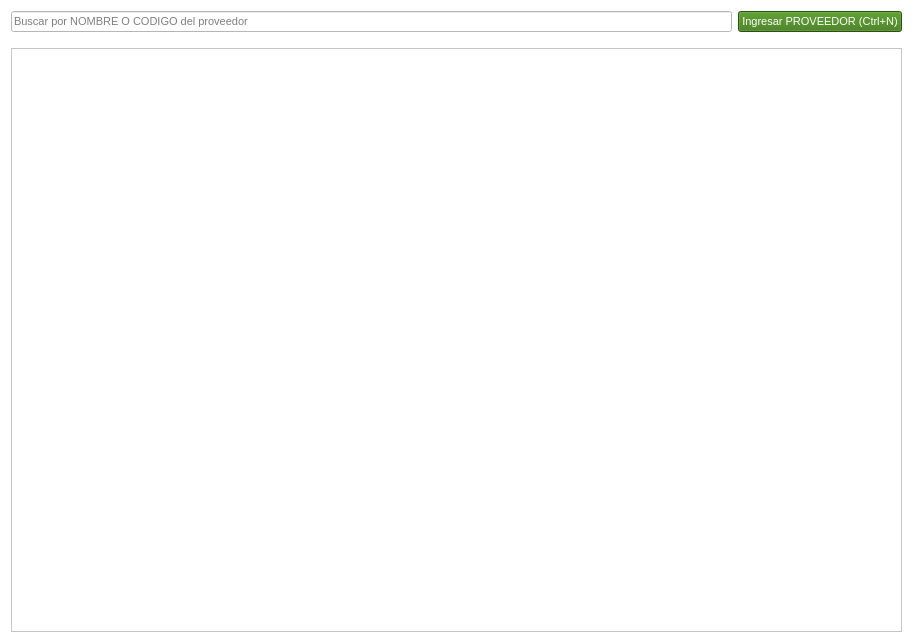
shae-ra/sindicato, file gui/listas/listaProveedores.ui: the form before one commit.
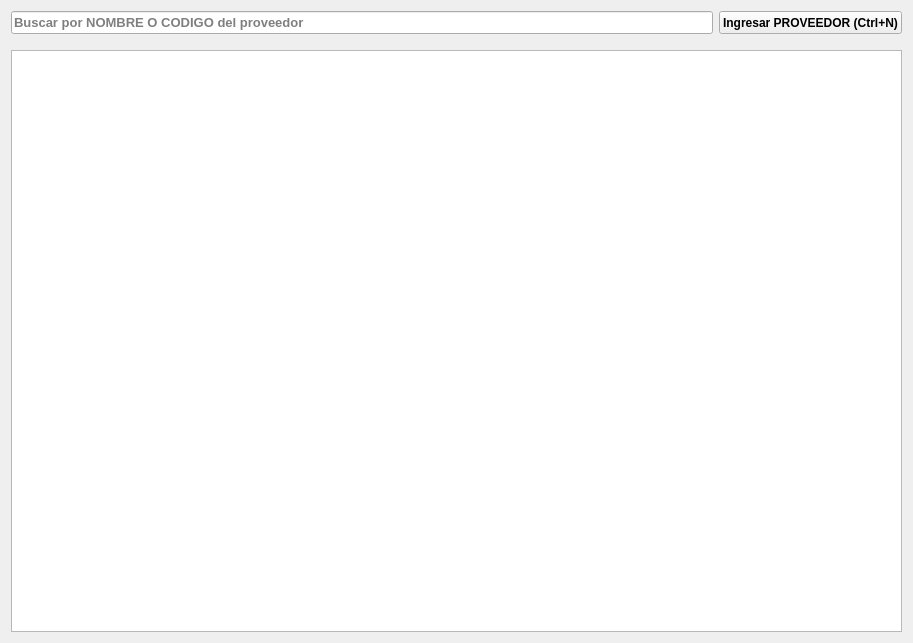
The form after the commit. Icons and pictures are not drawn.

What changed in the file:
```diff
--- a/gui/listas/listaProveedores.ui
+++ b/gui/listas/listaProveedores.ui
@@ -10,421 +10,6 @@
     <height>643</height>
    </rect>
   </property>
-  <property name="palette">
-   <palette>
-    <active>
-     <colorrole role="WindowText">
-      <brush brushstyle="SolidPattern">
-       <color alpha="255">
-        <red>0</red>
-        <green>0</green>
-        <blue>0</blue>
-       </color>
-      </brush>
-     </colorrole>
-     <colorrole role="Button">
-      <brush brushstyle="SolidPattern">
-       <color alpha="255">
-        <red>255</red>
-        <green>255</green>
-        <blue>255</blue>
-       </color>
-      </brush>
-     </colorrole>
-     <colorrole role="Light">
-      <brush brushstyle="SolidPattern">
-       <color alpha="255">
-        <red>255</red>
-        <green>255</green>
-        <blue>255</blue>
-       </color>
-      </brush>
-     </colorrole>
-     <colorrole role="Midlight">
-      <brush brushstyle="SolidPattern">
-       <color alpha="255">
-        <red>255</red>
-        <green>255</green>
-        <blue>255</blue>
-       </color>
-      </brush>
-     </colorrole>
-     <colorrole role="Dark">
-      <brush brushstyle="SolidPattern">
-       <color alpha="255">
-        <red>127</red>
-        <green>127</green>
-        <blue>127</blue>
-       </color>
-      </brush>
-     </colorrole>
-     <colorrole role="Mid">
-      <brush brushstyle="SolidPattern">
-       <color alpha="255">
-        <red>170</red>
-        <green>170</green>
-        <blue>170</blue>
-       </color>
-      </brush>
-     </colorrole>
-     <colorrole role="Text">
-      <brush brushstyle="SolidPattern">
-       <color alpha="255">
-        <red>0</red>
-        <green>0</green>
-        <blue>0</blue>
-       </color>
-      </brush>
-     </colorrole>
-     <colorrole role="BrightText">
-      <brush brushstyle="SolidPattern">
-       <color alpha="255">
-        <red>255</red>
-        <green>255</green>
-        <blue>255</blue>
-       </color>
-      </brush>
-     </colorrole>
-     <colorrole role="ButtonText">
-      <brush brushstyle="SolidPattern">
-       <color alpha="255">
-        <red>0</red>
-        <green>0</green>
-        <blue>0</blue>
-       </color>
-      </brush>
-     </colorrole>
-     <colorrole role="Base">
-      <brush brushstyle="SolidPattern">
-       <color alpha="255">
-        <red>255</red>
-        <green>255</green>
-        <blue>255</blue>
-       </color>
-      </brush>
-     </colorrole>
-     <colorrole role="Window">
-      <brush brushstyle="SolidPattern">
-       <color alpha="255">
-        <red>255</red>
-        <green>255</green>
-        <blue>255</blue>
-       </color>
-      </brush>
-     </colorrole>
-     <colorrole role="Shadow">
-      <brush brushstyle="SolidPattern">
-       <color alpha="255">
-        <red>0</red>
-        <green>0</green>
-        <blue>0</blue>
-       </color>
-      </brush>
-     </colorrole>
-     <colorrole role="AlternateBase">
-      <brush brushstyle="SolidPattern">
-       <color alpha="255">
-        <red>255</red>
-        <green>255</green>
-        <blue>255</blue>
-       </color>
-      </brush>
-     </colorrole>
-     <colorrole role="ToolTipBase">
-      <brush brushstyle="SolidPattern">
-       <color alpha="255">
-        <red>255</red>
-        <green>255</green>
-        <blue>220</blue>
-       </color>
-      </brush>
-     </colorrole>
-     <colorrole role="ToolTipText">
-      <brush brushstyle="SolidPattern">
-       <color alpha="255">
-        <red>0</red>
-        <green>0</green>
-        <blue>0</blue>
-       </color>
-      </brush>
-     </colorrole>
-    </active>
-    <inactive>
-     <colorrole role="WindowText">
-      <brush brushstyle="SolidPattern">
-       <color alpha="255">
-        <red>0</red>
-        <green>0</green>
-        <blue>0</blue>
-       </color>
-      </brush>
-     </colorrole>
-     <colorrole role="Button">
-      <brush brushstyle="SolidPattern">
-       <color alpha="255">
-        <red>255</red>
-        <green>255</green>
-        <blue>255</blue>
-       </color>
-      </brush>
-     </colorrole>
-     <colorrole role="Light">
-      <brush brushstyle="SolidPattern">
-       <color alpha="255">
-        <red>255</red>
-        <green>255</green>
-        <blue>255</blue>
-       </color>
-      </brush>
-     </colorrole>
-     <colorrole role="Midlight">
-      <brush brushstyle="SolidPattern">
-       <color alpha="255">
-        <red>255</red>
-        <green>255</green>
-        <blue>255</blue>
-       </color>
-      </brush>
-     </colorrole>
-     <colorrole role="Dark">
-      <brush brushstyle="SolidPattern">
-       <color alpha="255">
-        <red>127</red>
-        <green>127</green>
-        <blue>127</blue>
-       </color>
-      </brush>
-     </colorrole>
-     <colorrole role="Mid">
-      <brush brushstyle="SolidPattern">
-       <color alpha="255">
-        <red>170</red>
-        <green>170</green>
-        <blue>170</blue>
-       </color>
-      </brush>
-     </colorrole>
-     <colorrole role="Text">
-      <brush brushstyle="SolidPattern">
-       <color alpha="255">
-        <red>0</red>
-        <green>0</green>
-        <blue>0</blue>
-       </color>
-      </brush>
-     </colorrole>
-     <colorrole role="BrightText">
-      <brush brushstyle="SolidPattern">
-       <color alpha="255">
-        <red>255</red>
-        <green>255</green>
-        <blue>255</blue>
-       </color>
-      </brush>
-     </colorrole>
-     <colorrole role="ButtonText">
-      <brush brushstyle="SolidPattern">
-       <color alpha="255">
-        <red>0</red>
-        <green>0</green>
-        <blue>0</blue>
-       </color>
-      </brush>
-     </colorrole>
-     <colorrole role="Base">
-      <brush brushstyle="SolidPattern">
-       <color alpha="255">
-        <red>255</red>
-        <green>255</green>
-        <blue>255</blue>
-       </color>
-      </brush>
-     </colorrole>
-     <colorrole role="Window">
-      <brush brushstyle="SolidPattern">
-       <color alpha="255">
-        <red>255</red>
-        <green>255</green>
-        <blue>255</blue>
-       </color>
-      </brush>
-     </colorrole>
-     <colorrole role="Shadow">
-      <brush brushstyle="SolidPattern">
-       <color alpha="255">
-        <red>0</red>
-        <green>0</green>
-        <blue>0</blue>
-       </color>
-      </brush>
-     </colorrole>
-     <colorrole role="AlternateBase">
-      <brush brushstyle="SolidPattern">
-       <color alpha="255">
-        <red>255</red>
-        <green>255</green>
-        <blue>255</blue>
-       </color>
-      </brush>
-     </colorrole>
-     <colorrole role="ToolTipBase">
-      <brush brushstyle="SolidPattern">
-       <color alpha="255">
-        <red>255</red>
-        <green>255</green>
-        <blue>220</blue>
-       </color>
-      </brush>
-     </colorrole>
-     <colorrole role="ToolTipText">
-      <brush brushstyle="SolidPattern">
-       <color alpha="255">
-        <red>0</red>
-        <green>0</green>
-        <blue>0</blue>
-       </color>
-      </brush>
-     </colorrole>
-    </inactive>
-    <disabled>
-     <colorrole role="WindowText">
-      <brush brushstyle="SolidPattern">
-       <color alpha="255">
-        <red>127</red>
-        <green>127</green>
-        <blue>127</blue>
-       </color>
-      </brush>
-     </colorrole>
-     <colorrole role="Button">
-      <brush brushstyle="SolidPattern">
-       <color alpha="255">
-        <red>255</red>
-        <green>255</green>
-        <blue>255</blue>
-       </color>
-      </brush>
-     </colorrole>
-     <colorrole role="Light">
-      <brush brushstyle="SolidPattern">
-       <color alpha="255">
-        <red>255</red>
-        <green>255</green>
-        <blue>255</blue>
-       </color>
-      </brush>
-     </colorrole>
-     <colorrole role="Midlight">
-      <brush brushstyle="SolidPattern">
-       <color alpha="255">
-        <red>255</red>
-        <green>255</green>
-        <blue>255</blue>
-       </color>
-      </brush>
-     </colorrole>
-     <colorrole role="Dark">
-      <brush brushstyle="SolidPattern">
-       <color alpha="255">
-        <red>127</red>
-        <green>127</green>
-        <blue>127</blue>
-       </color>
-      </brush>
-     </colorrole>
-     <colorrole role="Mid">
-      <brush brushstyle="SolidPattern">
-       <color alpha="255">
-        <red>170</red>
-        <green>170</green>
-        <blue>170</blue>
-       </color>
-      </brush>
-     </colorrole>
-     <colorrole role="Text">
-      <brush brushstyle="SolidPattern">
-       <color alpha="255">
-        <red>127</red>
-        <green>127</green>
-        <blue>127</blue>
-       </color>
-      </brush>
-     </colorrole>
-     <colorrole role="BrightText">
-      <brush brushstyle="SolidPattern">
-       <color alpha="255">
-        <red>255</red>
-        <green>255</green>
-        <blue>255</blue>
-       </color>
-      </brush>
-     </colorrole>
-     <colorrole role="ButtonText">
-      <brush brushstyle="SolidPattern">
-       <color alpha="255">
-        <red>127</red>
-        <green>127</green>
-        <blue>127</blue>
-       </color>
-      </brush>
-     </colorrole>
-     <colorrole role="Base">
-      <brush brushstyle="SolidPattern">
-       <color alpha="255">
-        <red>255</red>
-        <green>255</green>
-        <blue>255</blue>
-       </color>
-      </brush>
-     </colorrole>
-     <colorrole role="Window">
-      <brush brushstyle="SolidPattern">
-       <color alpha="255">
-        <red>255</red>
-        <green>255</green>
-        <blue>255</blue>
-       </color>
-      </brush>
-     </colorrole>
-     <colorrole role="Shadow">
-      <brush brushstyle="SolidPattern">
-       <color alpha="255">
-        <red>0</red>
-        <green>0</green>
-        <blue>0</blue>
-       </color>
-      </brush>
-     </colorrole>
-     <colorrole role="AlternateBase">
-      <brush brushstyle="SolidPattern">
-       <color alpha="255">
-        <red>255</red>
-        <green>255</green>
-        <blue>255</blue>
-       </color>
-      </brush>
-     </colorrole>
-     <colorrole role="ToolTipBase">
-      <brush brushstyle="SolidPattern">
-       <color alpha="255">
-        <red>255</red>
-        <green>255</green>
-        <blue>220</blue>
-       </color>
-      </brush>
-     </colorrole>
-     <colorrole role="ToolTipText">
-      <brush brushstyle="SolidPattern">
-       <color alpha="255">
-        <red>0</red>
-        <green>0</green>
-        <blue>0</blue>
-       </color>
-      </brush>
-     </colorrole>
-    </disabled>
-   </palette>
-  </property>
   <property name="windowTitle">
    <string/>
   </property>
@@ -436,7 +21,7 @@
        <property name="font">
         <font>
          <family>Arial</family>
-         <pointsize>8</pointsize>
+         <pointsize>9</pointsize>
          <weight>75</weight>
          <bold>true</bold>
         </font>
@@ -454,10 +39,47 @@
      </item>
      <item row="2" column="0" colspan="2">
       <widget class="QTableView" name="tbl_proveedores">
+       <property name="palette">
+        <palette>
+         <active>
+          <colorrole role="Text">
+           <brush brushstyle="SolidPattern">
+            <color alpha="255">
+             <red>0</red>
+             <green>0</green>
+             <blue>127</blue>
+            </color>
+           </brush>
+          </colorrole>
+         </active>
+         <inactive>
+          <colorrole role="Text">
+           <brush brushstyle="SolidPattern">
+            <color alpha="255">
+             <red>0</red>
+             <green>0</green>
+             <blue>127</blue>
+            </color>
+           </brush>
+          </colorrole>
+         </inactive>
+         <disabled>
+          <colorrole role="Text">
+           <brush brushstyle="SolidPattern">
+            <color alpha="255">
+             <red>127</red>
+             <green>127</green>
+             <blue>127</blue>
+            </color>
+           </brush>
+          </colorrole>
+         </disabled>
+        </palette>
+       </property>
        <property name="font">
         <font>
-         <family>System</family>
-         <pointsize>12</pointsize>
+         <family>Arial</family>
+         <pointsize>10</pointsize>
          <weight>75</weight>
          <bold>true</bold>
         </font>
@@ -493,22 +115,13 @@
        <property name="font">
         <font>
          <family>Arial</family>
-         <pointsize>8</pointsize>
-         <weight>50</weight>
-         <bold>false</bold>
+         <pointsize>9</pointsize>
+         <weight>75</weight>
+         <bold>true</bold>
         </font>
        </property>
        <property name="styleSheet">
-        <string notr="true">#btn_nuevo{
-background-color:#37760D;
-color: #FFFFFF;
-}
-
-#btn_nuevo:hover{
-background-color:#37861D;
-}
-
-</string>
+        <string notr="true"/>
        </property>
        <property name="text">
         <string>Ingresar PROVEEDOR (Ctrl+N)</string>
@@ -519,8 +132,8 @@
        </property>
        <property name="iconSize">
         <size>
-         <width>20</width>
-         <height>20</height>
+         <width>25</width>
+         <height>25</height>
         </size>
        </property>
        <property name="shortcut">
@@ -539,9 +152,9 @@
        <property name="font">
         <font>
          <family>Arial</family>
-         <pointsize>8</pointsize>
-         <weight>50</weight>
-         <bold>false</bold>
+         <pointsize>10</pointsize>
+         <weight>75</weight>
+         <bold>true</bold>
         </font>
        </property>
        <property name="mouseTracking">
```
